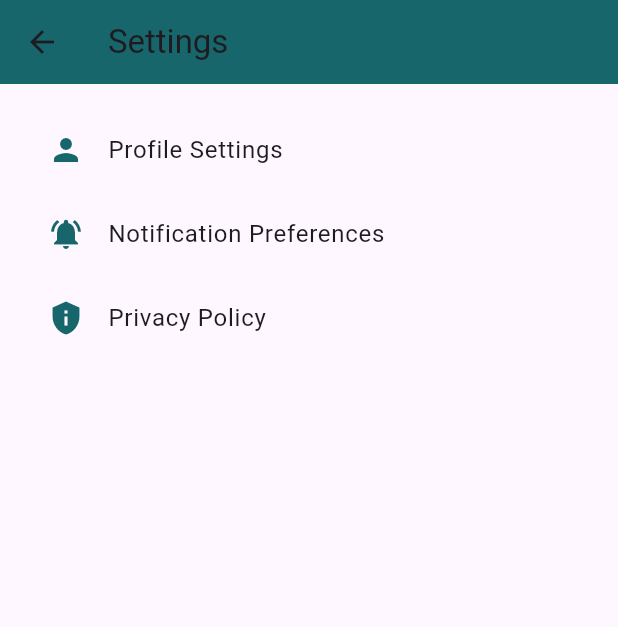
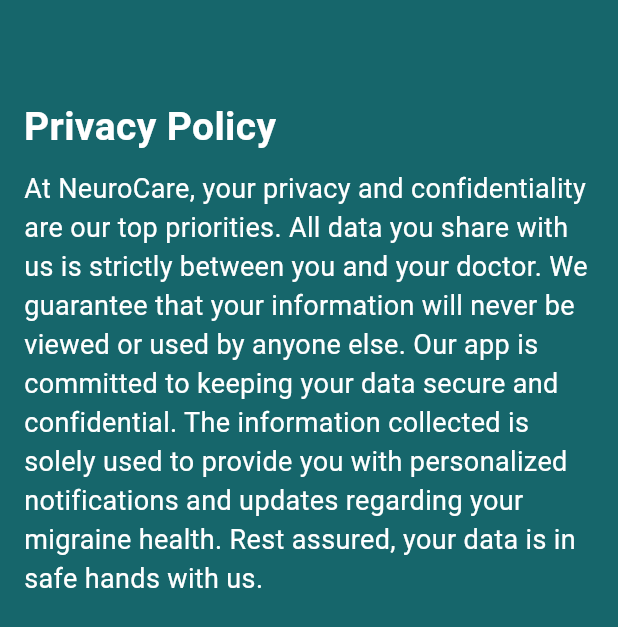
Before and after one commit to sanikaahadap/migraine_review, a Flutter app: the SettingsPage screen opened directly, after a tap on "Privacy Policy", on a phone screen of 412 x 824 dp. Shown: the top 627 px of the screen. Run offline on Flutter 3.47's test engine with Material 3 defaults, Android fonts, the phone set to English and light mode, and no system bars; our stand-ins replace cloud_firestore, file_picker, firebase_auth, firebase_core, firebase_storage, fl_chart and 4 more; missing offline and left inert: easy_pdf_viewer; accounts and stored records are empty.

Commit message:
UI adjustments

```diff
--- a/lib/user_home/profile.dart
+++ b/lib/user_home/profile.dart
@@ -58,7 +58,8 @@ class _ProfilePageState extends State<ProfilePage> {
   Widget build(BuildContext context) {
     return Scaffold(
       appBar: AppBar(
-        title: const Text('Profile'),
+        title: const Text('Profile', style: TextStyle(color: Colors.white)),
+        backgroundColor: const Color(0xFF16666B),
       ),
       body: FutureBuilder(
         future: _userData,
--- a/lib/user_home/settings.dart
+++ b/lib/user_home/settings.dart
@@ -7,7 +7,7 @@ class SettingsPage extends StatelessWidget {
   Widget build(BuildContext context) {
     return Scaffold(
       appBar: AppBar(
-        title: const Text('Settings'),
+        title: const Text('Settings', style: TextStyle(color: Colors.white)),
         backgroundColor: const Color(0xFF16666B), // Use the theme color for the app bar
       ),
       body: ListView(
@@ -31,13 +31,57 @@ class SettingsPage extends StatelessWidget {
             title: const Text('Privacy Policy'),
             leading: const Icon(Icons.privacy_tip, color: Color(0xFF16666B)), // Use theme color for the icon
             onTap: () {
-              // Handle tapping on privacy policy
+              Navigator.push(
+                context,
+                MaterialPageRoute(
+                    builder: (context) => const PrivacyPolicyDescription()),
+              );
             },
           ),
         ],
       ),
     );
-
-
   }
 }
+class PrivacyPolicyDescription extends StatelessWidget {
+  const PrivacyPolicyDescription({super.key});
+
+  @override
+  Widget build(BuildContext context) {
+    return const Scaffold(
+      backgroundColor: Color(0xFF16666B),
+      body: Padding(
+        padding: EdgeInsets.all(16.0),
+        child: Column(
+          crossAxisAlignment: CrossAxisAlignment.start,
+          children: [
+            SizedBox(height: 30),
+            Padding(
+              padding: EdgeInsets.only(top: 20.0, bottom: 10.0),
+              child: Text(
+                'Privacy Policy',
+                style: TextStyle(
+                  color: Colors.white,
+                  fontSize: 26,
+                  fontWeight: FontWeight.bold,
+                ),
+                textAlign: TextAlign.center,
+              ),
+            ),
+            Expanded(
+              child: SingleChildScrollView(
+                child: Text(
+                  'At NeuroCare, your privacy and confidentiality are our top priorities. All data you share with us is strictly between you and your doctor. We guarantee that your information will never be viewed or used by anyone else. Our app is committed to keeping your data secure and confidential. The information collected is solely used to provide you with personalized notifications and updates regarding your migraine health. Rest assured, your data is in safe hands with us.',
+                  style: TextStyle(
+                    color: Colors.white,
+                    fontSize: 18,
+                  ),
+                ),
+              ),
+            ),
+          ],
+        ),
+      ),
+    );
+  }
+}
```
Also changed, not shown: lib/main_features/calendar/calendar.dart (+2 -5 lines), lib/main_features/faqs/faqs.dart (+5 -12 lines), lib/main_features/personal_diary/diary.dart (+2 -10 lines), lib/main_features/personal_diary/headache_yes.dart (+24 -0 lines).
